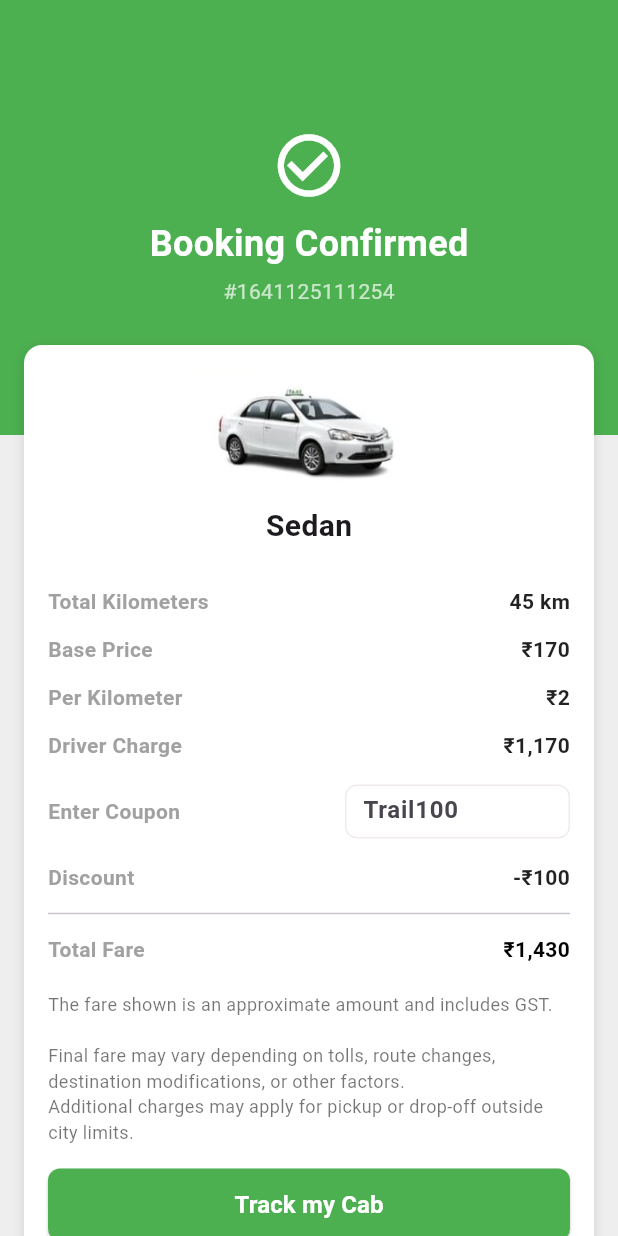
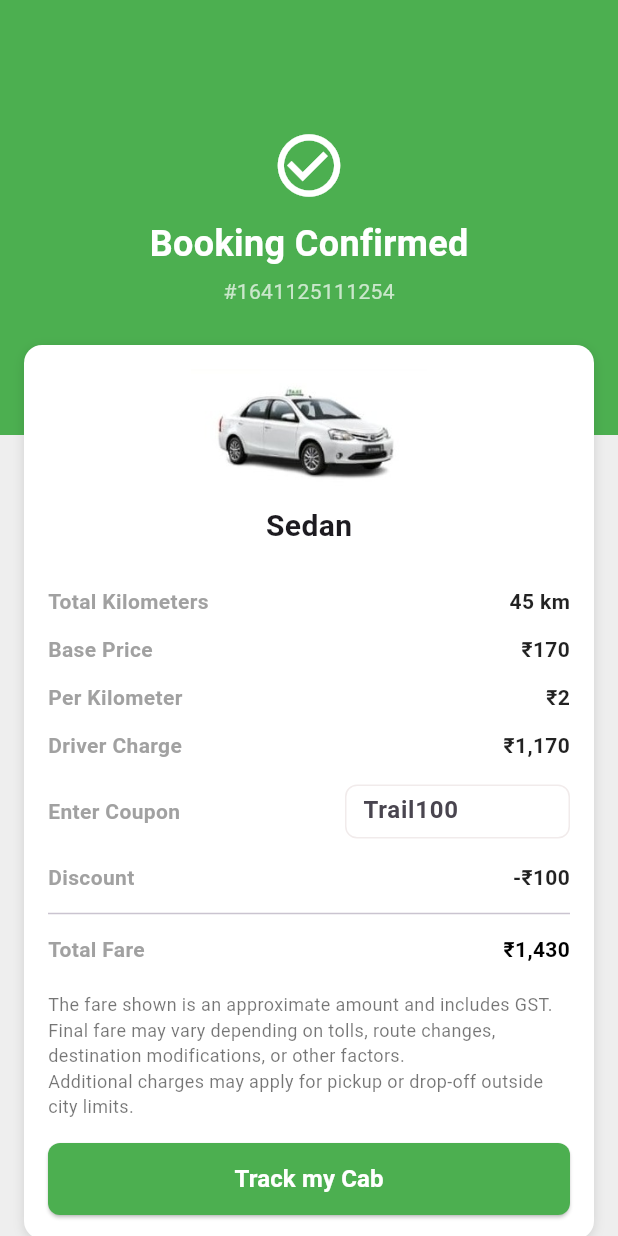
Before and after one commit to Nik-rozx32/Donoride, a Flutter app: the screen it shows after launch, on a phone screen of 412 x 824 dp. Run offline on Flutter 3.47's test engine with Material 3 defaults, Android fonts, the light colour scheme and no system bars.

Commit message:
ui changes

```diff
--- a/lib/booking_confirmation/booking_confirmation_page.dart
+++ b/lib/booking_confirmation/booking_confirmation_page.dart
@@ -148,7 +148,7 @@ class BookingConfirmationPage extends StatelessWidget {
 
                       SizedBox(height: 12),
                       Text(
-                        "The fare shown is an approximate amount and includes GST.\n\n"
+                        "The fare shown is an approximate amount and includes GST.\n"
                         "Final fare may vary depending on tolls, route changes, destination "
                         "modifications, or other factors.\n"
                         "Additional charges may apply for pickup or drop-off outside city limits.",
```
